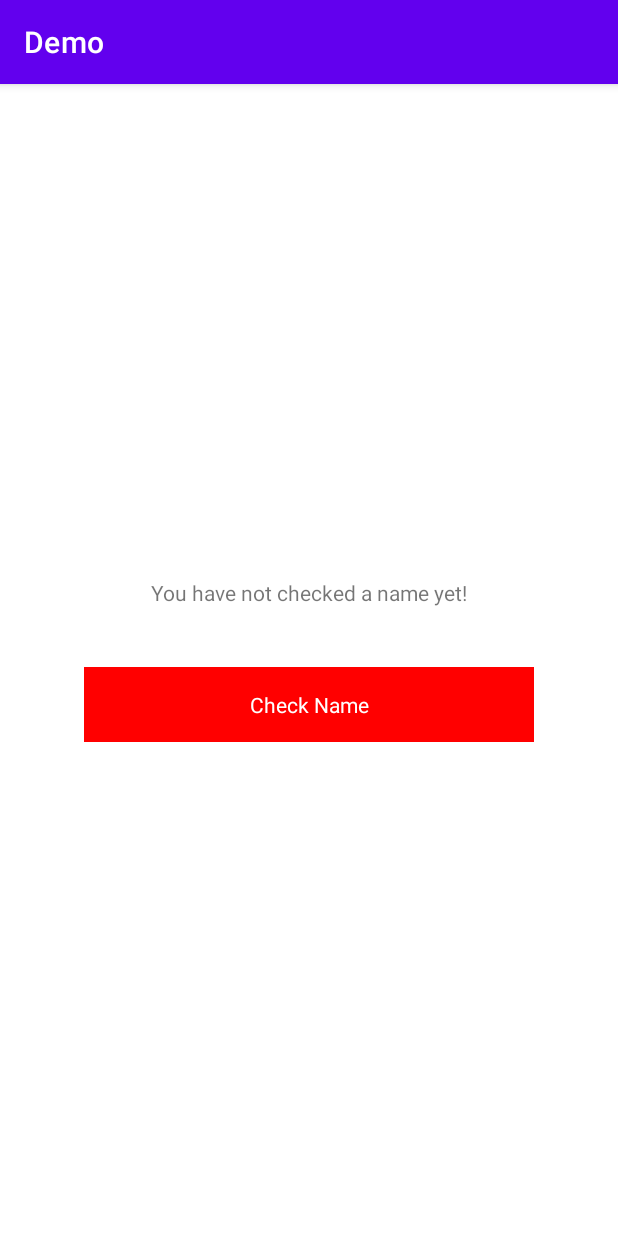
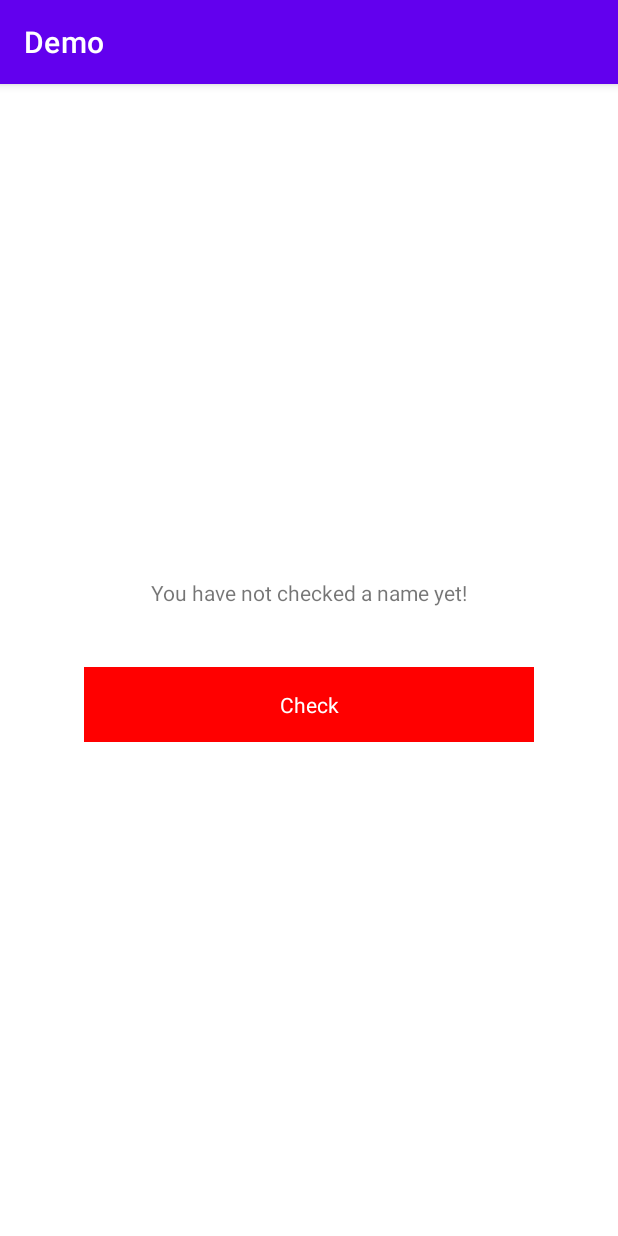
Before and after one commit to zavanton123/check-name-by-age, an Android app: the screen it shows after launch (MainActivity), on a phone screen of 412 x 824 dp. Run offline under Robolectric (Android 15) with nearby library versions, the phone set to English and light mode, and no system bars; our stand-ins replace Dagger/Hilt's generated code, data binding.

Commit message:
strings and dimensions are put into resources

```diff
--- a/app/src/main/res/layout/fragment_welcome.xml
+++ b/app/src/main/res/layout/fragment_welcome.xml
@@ -21,7 +21,7 @@
             android:id="@+id/tvCheckNameStatus"
             android:layout_width="wrap_content"
             android:layout_height="wrap_content"
-            android:layout_marginBottom="40dp"
+            android:layout_marginBottom="@dimen/text_bottom_margin"
             android:text="hello"
             app:layout_constraintBottom_toTopOf="@id/tvDetail"
             app:layout_constraintEnd_toEndOf="parent"
@@ -32,11 +32,11 @@
 
         <TextView
             android:id="@+id/tvDetail"
-            android:layout_width="300dp"
-            android:layout_height="50dp"
+            android:layout_width="@dimen/block_width"
+            android:layout_height="@dimen/block_height"
             android:background="@color/red"
             android:gravity="center"
-            android:text="Check Name"
+            android:text="@string/check"
             android:textColor="@color/white"
             app:layout_constraintBottom_toBottomOf="parent"
             app:layout_constraintEnd_toEndOf="parent"
--- /dev/null
+++ b/app/src/main/res/values/dimens.xml
@@ -0,0 +1,6 @@
+<?xml version="1.0" encoding="utf-8"?>
+<resources>
+    <dimen name="text_bottom_margin">40dp</dimen>
+    <dimen name="block_width">300dp</dimen>
+    <dimen name="block_height">50dp</dimen>
+</resources>
--- a/app/src/main/res/values/strings.xml
+++ b/app/src/main/res/values/strings.xml
@@ -3,4 +3,8 @@
     <string name="name_with_age">The age of %1$s is %2$s</string>
     <string name="name_not_checked">You have not checked a name yet!</string>
     <string name="latest_name">"The latest name checked is %1$s"</string>
+    <string name="enter_name">Enter name</string>
+    <string name="check_age">Check Age</string>
+    <string name="check">Check</string>
+    <string name="age">Age</string>
 </resources>
```
Also changed, not shown: app/src/main/java/ru/zavanton/demo/main/fragments/check/ui/CheckAgeFragment.kt (+8 -0 lines), app/src/main/res/layout/fragment_check_age.xml (+9 -8 lines).
